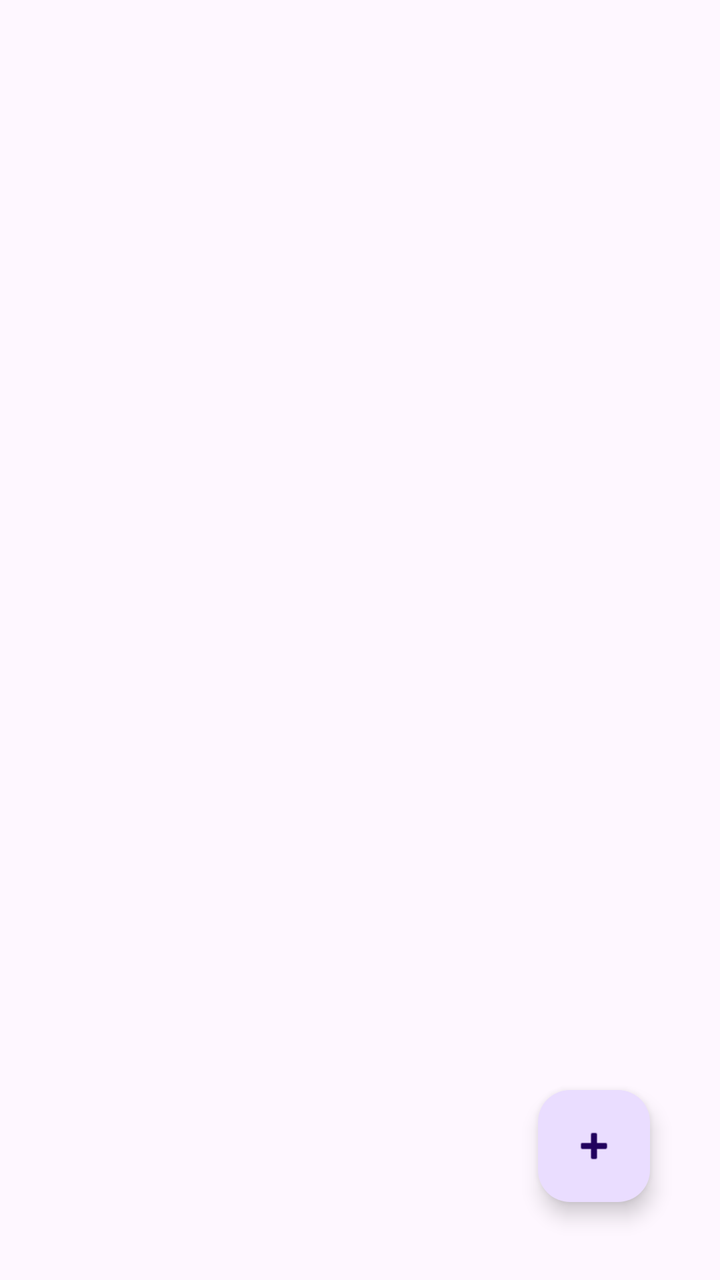
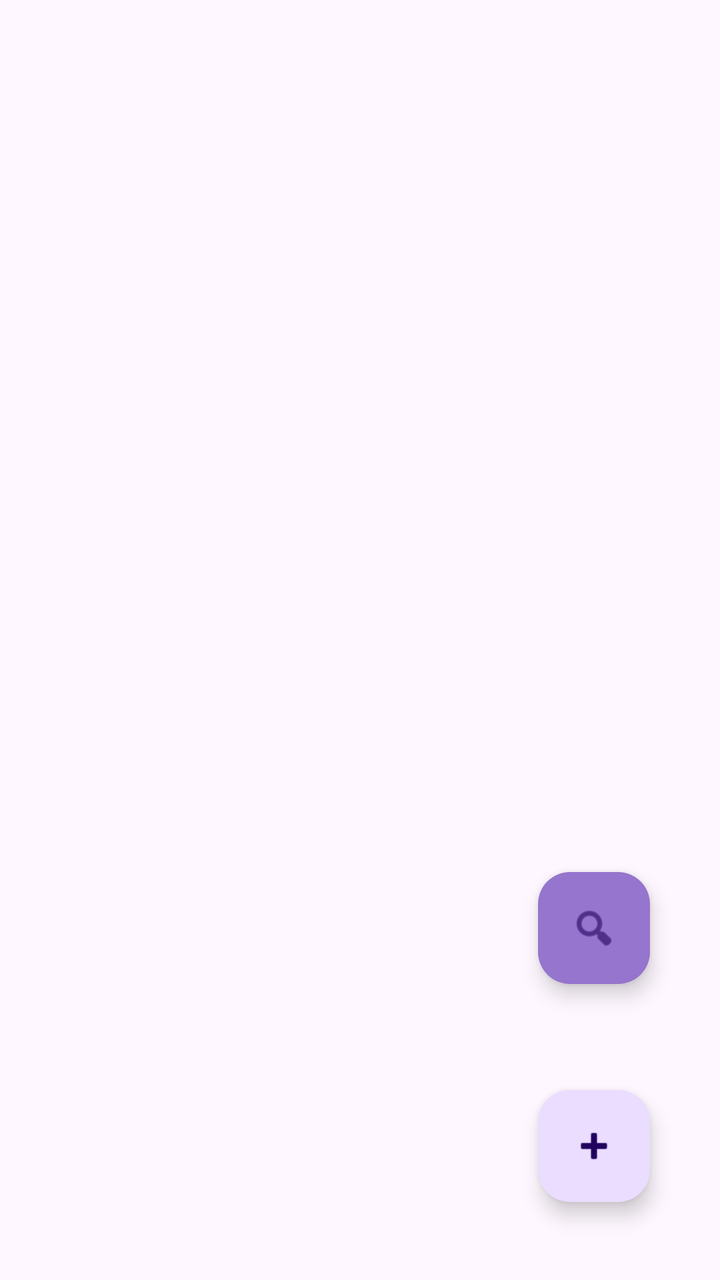

Compare the two renders of this Android layout. The source of the first and the diff that turns it into the second are given below.
<!-- AndroidManifest.xml: application theme Theme.D424BookTracker -->
<!-- res/layout/activity_book_list.xml -->
<?xml version="1.0" encoding="utf-8"?>
<androidx.constraintlayout.widget.ConstraintLayout xmlns:android="http://schemas.android.com/apk/res/android"
    xmlns:app="http://schemas.android.com/apk/res-auto"
    xmlns:tools="http://schemas.android.com/tools"
    android:id="@+id/main"
    android:layout_width="match_parent"
    android:layout_height="match_parent"
    tools:context=".UI.BookList">

    <com.google.android.material.floatingactionbutton.FloatingActionButton
        android:id="@+id/floatingActionButton"
        android:layout_width="wrap_content"
        android:layout_height="wrap_content"
        android:layout_marginEnd="35dp"
        android:layout_marginBottom="39dp"
        android:clickable="true"
        app:layout_constraintBottom_toBottomOf="parent"
        app:layout_constraintEnd_toEndOf="parent"
        app:srcCompat="@android:drawable/ic_input_add" />

    <androidx.recyclerview.widget.RecyclerView
        android:id="@+id/recyclerView"
        android:layout_width="409dp"
        android:layout_height="wrap_content"
        tools:layout_editor_absoluteX="1dp"
        tools:layout_editor_absoluteY="1dp"
        app:layout_constraintTop_toTopOf="parent"
        app:layout_constraintLeft_toLeftOf="parent"/>
</androidx.constraintlayout.widget.ConstraintLayout>
<!-- resources referenced by this layout -->
<resources>
  <style name="Theme.D424BookTracker" parent="Base.Theme.D308Planner" />
  <style name="Base.Theme.D308Planner" parent="Theme.Material3.DayNight">
          
          
      </style>
</resources>

<!-- the commit's change to res/layout/activity_book_list.xml (unified diff, before → after) -->
@@ -6,6 +6,18 @@
     android:layout_width="match_parent"
     android:layout_height="match_parent"
     tools:context=".UI.BookList">
+
+    <com.google.android.material.floatingactionbutton.FloatingActionButton
+        android:id="@+id/toSearchPage"
+        android:layout_width="wrap_content"
+        android:layout_height="wrap_content"
+        android:layout_marginEnd="35dp"
+        android:layout_marginBottom="148dp"
+        android:clickable="true"
+        app:backgroundTint="#9575CD"
+        app:layout_constraintBottom_toBottomOf="parent"
+        app:layout_constraintEnd_toEndOf="parent"
+        app:srcCompat="@android:drawable/ic_menu_search" />
 
     <com.google.android.material.floatingactionbutton.FloatingActionButton
         android:id="@+id/floatingActionButton"
